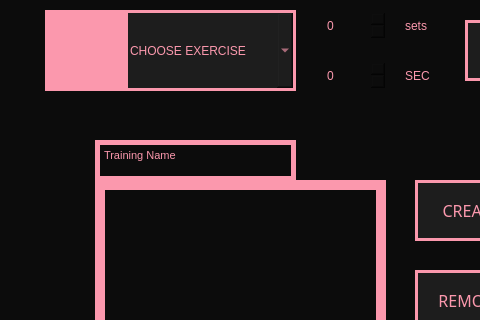
The window that View/NewHiitTraining.ui (Hanna-J-K/fitnessapp) describes before a commit, drawn with Qt 5; both pictures show x 105 to 585 and y 110 to 430 of the 800 by 600 pixel window.
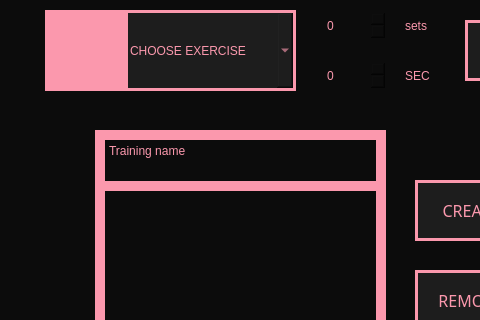
The same window after the commit. Icons and pictures are not drawn.

```diff
--- a/View/NewHiitTraining.ui
+++ b/View/NewHiitTraining.ui
@@ -247,28 +247,6 @@
      <string>CREATE</string>
     </property>
    </widget>
-   <widget class="QTextEdit" name="training_name">
-    <property name="geometry">
-     <rect>
-      <x>200</x>
-      <y>250</y>
-      <width>201</width>
-      <height>41</height>
-     </rect>
-    </property>
-    <property name="styleSheet">
-     <string notr="true">border: 5px solid #FB98AD;
-font: 16pt &quot;MS Shell Dlg 2&quot;;
-</string>
-    </property>
-    <property name="html">
-     <string>&lt;!DOCTYPE HTML PUBLIC &quot;-//W3C//DTD HTML 4.0//EN&quot; &quot;http://www.w3.org/TR/REC-html40/strict.dtd&quot;&gt;
-&lt;html&gt;&lt;head&gt;&lt;meta name=&quot;qrichtext&quot; content=&quot;1&quot; /&gt;&lt;style type=&quot;text/css&quot;&gt;
-p, li { white-space: pre-wrap; }
-&lt;/style&gt;&lt;/head&gt;&lt;body style=&quot; font-family:'MS Shell Dlg 2'; font-size:16pt; font-weight:400; font-style:normal;&quot;&gt;
-&lt;p style=&quot; margin-top:0px; margin-bottom:0px; margin-left:0px; margin-right:0px; -qt-block-indent:0; text-indent:0px;&quot;&gt;&lt;span style=&quot; font-size:8.25pt;&quot;&gt;Training Name&lt;/span&gt;&lt;/p&gt;&lt;/body&gt;&lt;/html&gt;</string>
-    </property>
-   </widget>
    <widget class="QPushButton" name="remove_training_btn">
     <property name="geometry">
      <rect>
@@ -298,6 +276,24 @@
      <string>REMOVE</string>
     </property>
    </widget>
+   <widget class="QPlainTextEdit" name="training_name">
+    <property name="geometry">
+     <rect>
+      <x>200</x>
+      <y>240</y>
+      <width>291</width>
+      <height>61</height>
+     </rect>
+    </property>
+    <property name="styleSheet">
+     <string notr="true">border: 10px solid #FB98AD;
+font: 12pt &quot;MS Shell Dlg 2&quot;;
+</string>
+    </property>
+    <property name="plainText">
+     <string>Training name</string>
+    </property>
+   </widget>
   </widget>
  </widget>
  <resources/>
```
Left out of the diff: 8 changed lines with no effect on the pictures.
